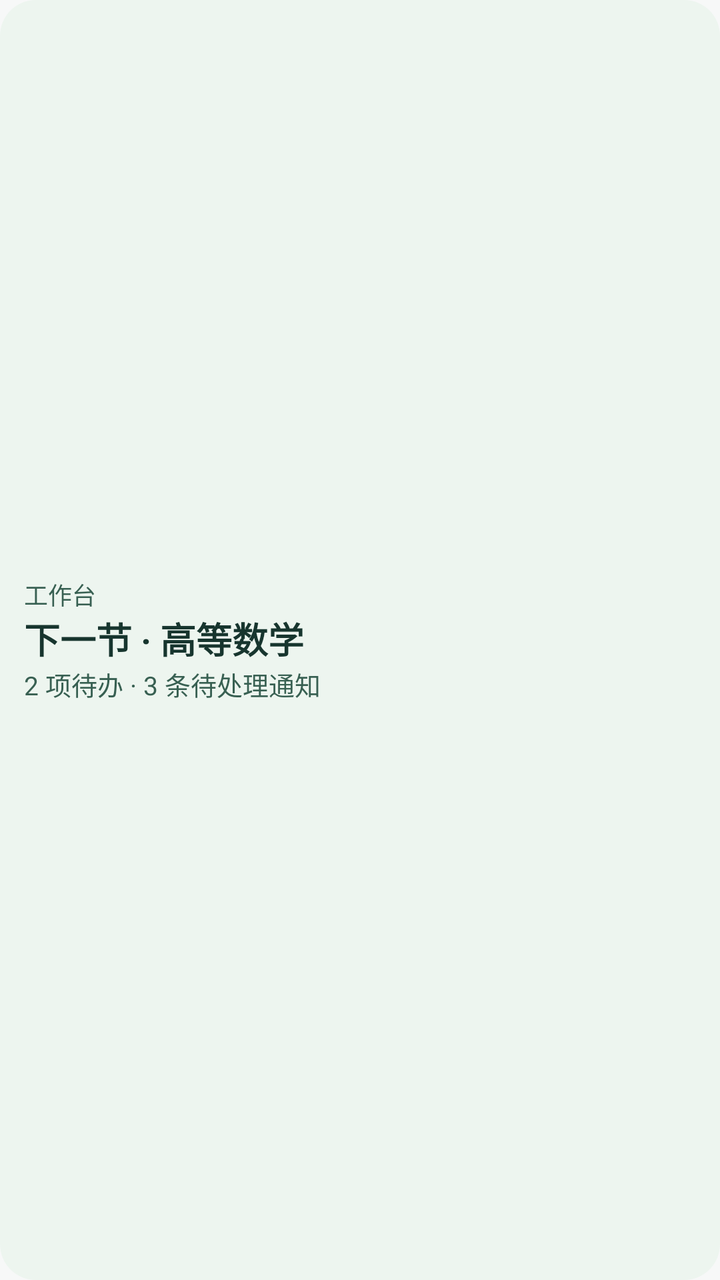
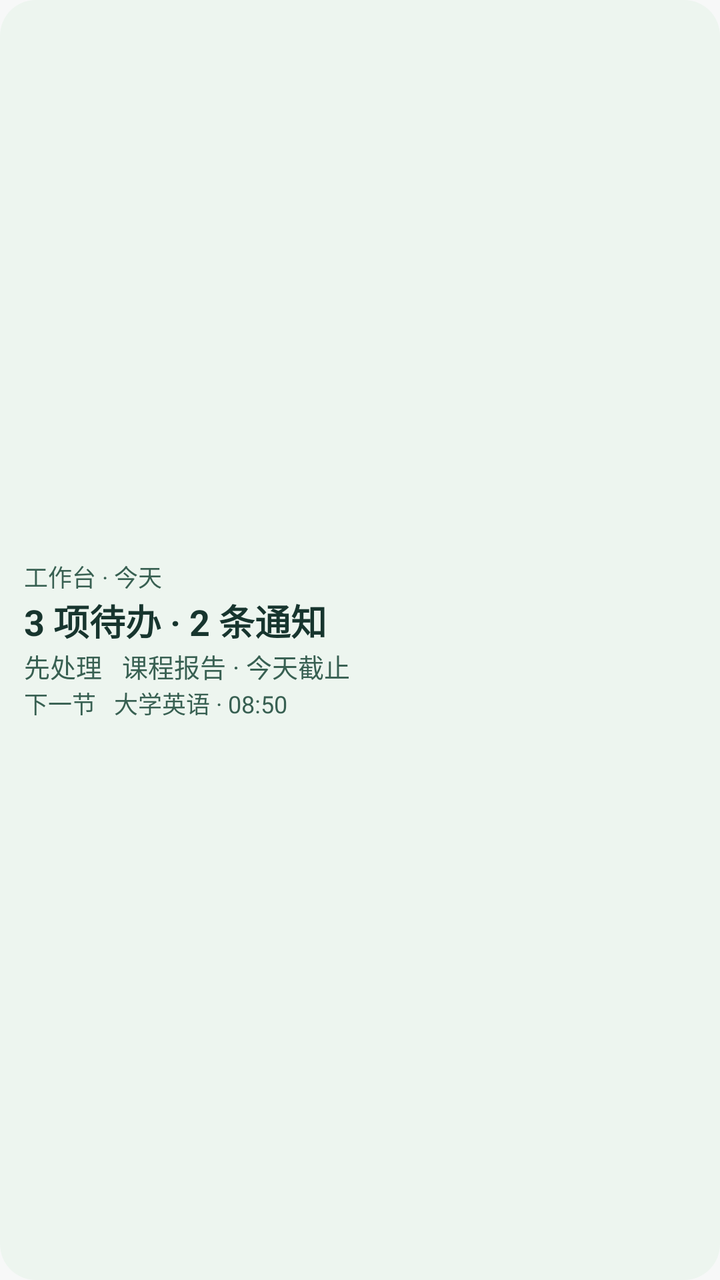

Before-and-after screenshots of an Android layout around one commit, followed by the original layout XML and the change that was made.
<!-- AndroidManifest.xml: application theme Theme.ClassTools -->
<!-- res/layout/widget_preview_workbench.xml -->
<LinearLayout xmlns:android="http://schemas.android.com/apk/res/android" android:layout_width="match_parent"
    android:layout_height="match_parent" android:gravity="center_vertical" android:orientation="vertical"
    android:background="@drawable/timetable_widget_background" android:padding="12dp">
    <TextView android:layout_width="match_parent" android:layout_height="wrap_content" android:textColor="@color/widget_accent" android:textSize="12sp" android:text="工作台" />
    <TextView android:layout_width="match_parent" android:layout_height="wrap_content" android:textColor="@color/widget_ink" android:textSize="18sp" android:textStyle="bold" android:maxLines="1" android:ellipsize="end" android:text="下一节 · 高等数学" />
    <TextView android:layout_width="match_parent" android:layout_height="wrap_content" android:textColor="@color/widget_accent" android:textSize="13sp" android:maxLines="1" android:ellipsize="end" android:text="2 项待办 · 3 条待处理通知" />
</LinearLayout>
<!-- resources referenced by this layout -->
<resources>
  <color name="widget_accent">#386052</color>
  <color name="widget_ink">#17352E</color>
  <!-- drawable timetable_widget_background (drawable) -->
  <shape xmlns:android="http://schemas.android.com/apk/res/android" android:shape="rectangle">
      <solid android:color="@color/widget_paper" />
      <corners android:radius="18dp" />
  </shape>
  <style name="Theme.ClassTools" parent="android:Theme.Material.Light.NoActionBar">
          <item name="android:windowBackground">@color/ct_window_background</item>
          <item name="android:windowNoTitle">true</item>
          <item name="android:windowActionModeOverlay">true</item>
          <item name="android:statusBarColor">@android:color/transparent</item>
          <item name="android:navigationBarColor">@android:color/transparent</item>
          <item name="android:windowLightStatusBar">true</item>
          <item name="android:windowLightNavigationBar">true</item>
      </style>
  <color name="widget_paper">#EDF5EF</color>
  <color name="ct_window_background">#F7F8F8</color>
</resources>

<!-- the commit's change to res/layout/widget_preview_workbench.xml (unified diff, before → after) -->
@@ -1,7 +1,8 @@
 <LinearLayout xmlns:android="http://schemas.android.com/apk/res/android" android:layout_width="match_parent"
     android:layout_height="match_parent" android:gravity="center_vertical" android:orientation="vertical"
     android:background="@drawable/timetable_widget_background" android:padding="12dp">
-    <TextView android:layout_width="match_parent" android:layout_height="wrap_content" android:textColor="@color/widget_accent" android:textSize="12sp" android:text="工作台" />
-    <TextView android:layout_width="match_parent" android:layout_height="wrap_content" android:textColor="@color/widget_ink" android:textSize="18sp" android:textStyle="bold" android:maxLines="1" android:ellipsize="end" android:text="下一节 · 高等数学" />
-    <TextView android:layout_width="match_parent" android:layout_height="wrap_content" android:textColor="@color/widget_accent" android:textSize="13sp" android:maxLines="1" android:ellipsize="end" android:text="2 项待办 · 3 条待处理通知" />
+    <TextView android:layout_width="match_parent" android:layout_height="wrap_content" android:textColor="@color/widget_accent" android:textSize="12sp" android:text="工作台 · 今天" />
+    <TextView android:layout_width="match_parent" android:layout_height="wrap_content" android:textColor="@color/widget_ink" android:textSize="18sp" android:textStyle="bold" android:maxLines="1" android:ellipsize="end" android:text="3 项待办 · 2 条通知" />
+    <TextView android:layout_width="match_parent" android:layout_height="wrap_content" android:textColor="@color/widget_accent" android:textSize="13sp" android:maxLines="1" android:ellipsize="end" android:text="先处理   课程报告 · 今天截止" />
+    <TextView android:layout_width="match_parent" android:layout_height="wrap_content" android:singleLine="true" android:ellipsize="end" android:textSize="12sp" android:textColor="@color/widget_accent" android:text="下一节   大学英语 · 08:50" />
 </LinearLayout>
